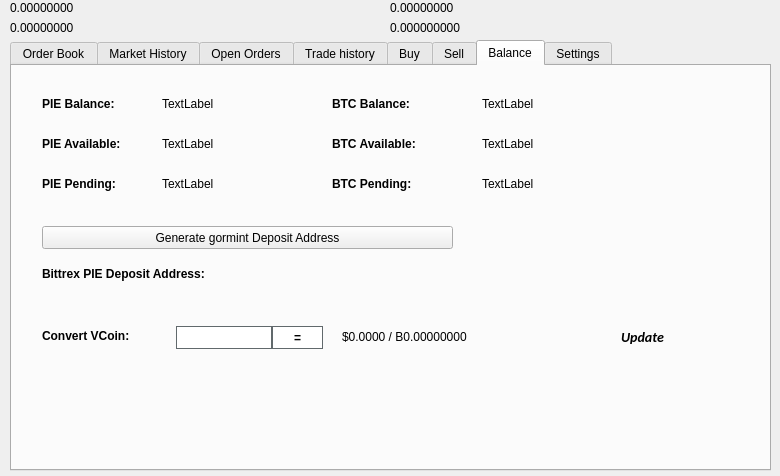
Qt form src/qt/forms/tradingdialog.ui (Micenas/Steaddcoin) before a commit.
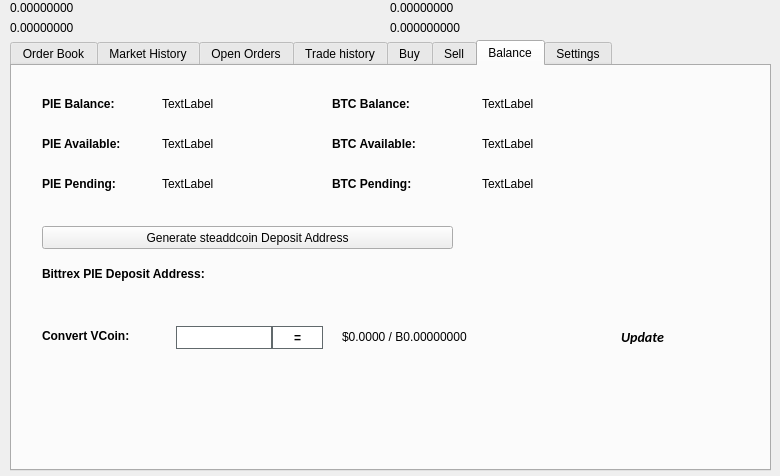
The same form after that commit. The open tabs and pages were chosen to show the change. Icons and pictures are not drawn.

What changed in the file:
```diff
--- a/src/qt/forms/tradingdialog.ui
+++ b/src/qt/forms/tradingdialog.ui
@@ -2941,7 +2941,7 @@
       </rect>
      </property>
      <property name="text">
-      <string>Generate gormint Deposit Address</string>
+      <string>Generate steaddcoin Deposit Address</string>
      </property>
      <property name="icon">
       <iconset resource="../gormint.qrc">
```
Left out of the diff: 14 changed lines with no effect on the pictures.
